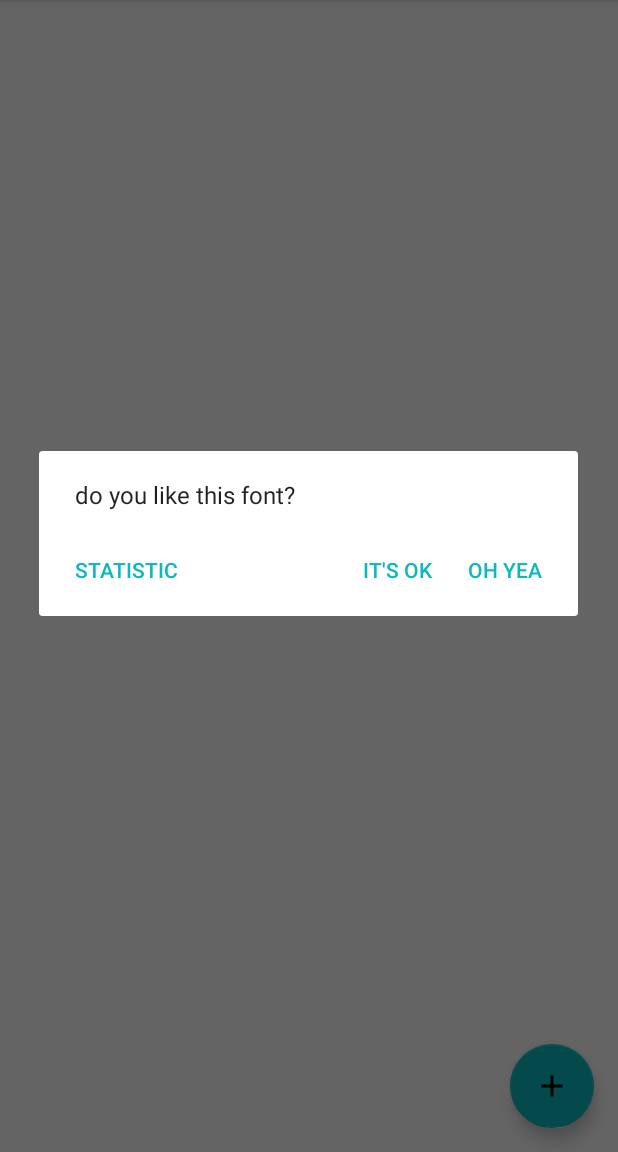
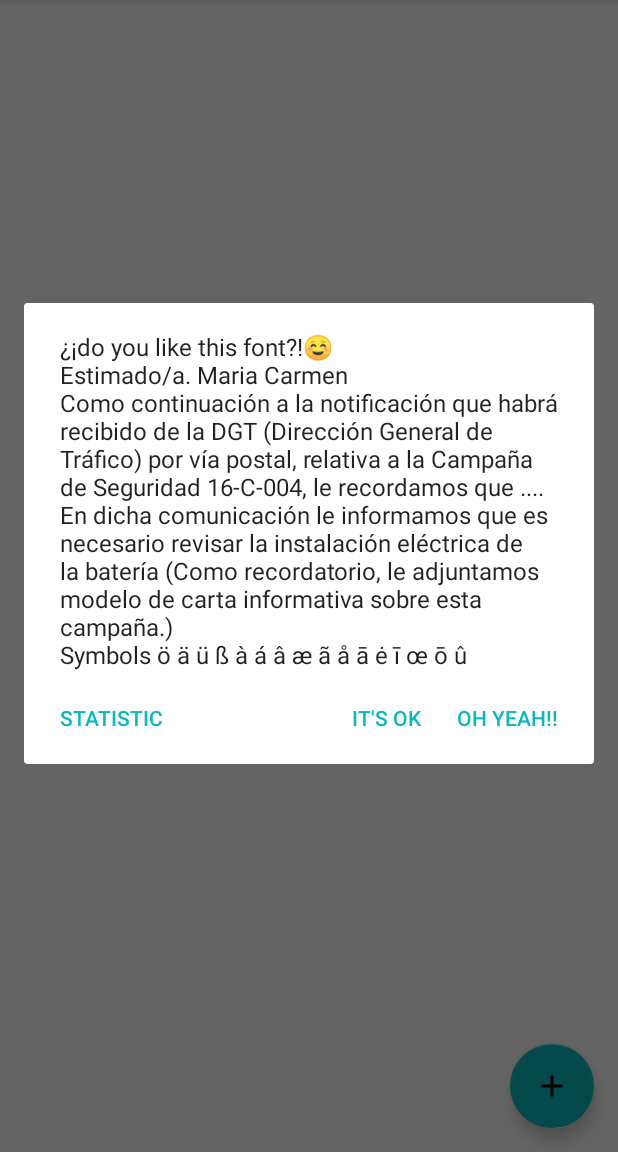
Before and after one commit to code-schreiber/QuickCode, an Android app: the screen it shows after launch (MainActivity), in the options menu, after a tap on "Show font dialog", on a phone screen of 412 x 824 dp, the part 84-1236 px from its top. Run offline under Robolectric (Android 15) with nearby library versions, the phone set to English and light mode, and no system bars; our stand-ins replace Firebase (no records; nobody signed in at launch, a user with empty details on screens opened directly), Timber, data binding; libraries missing offline, so code that uses them is left out: com.google.auto.value, com.squareup.leakcanary; 11 statements that could not run were skipped.

Commit message:
develop: Looking at different fonts

```diff
--- a/MyWearApplication/mobile/src/main/java/com/schreiber/code/seamless/aperol/db/SharedPreferencesWrapper.java
+++ b/MyWearApplication/mobile/src/main/java/com/schreiber/code/seamless/aperol/db/SharedPreferencesWrapper.java
@@ -25,7 +25,7 @@ public final class SharedPreferencesWrapper {
     }
 
     public static void clearAll(Context context) {
-        getDefaultPreferences(context).edit().clear().commit();
+        getEditor(context).clear().commit();
     }
 
     public static void registerPrefObserver(Context context, SharedPreferences.OnSharedPreferenceChangeListener listener) {
--- a/MyWearApplication/mobile/src/main/java/com/schreiber/code/seamless/aperol/util/TypefaceProvider.java
+++ b/MyWearApplication/mobile/src/main/java/com/schreiber/code/seamless/aperol/util/TypefaceProvider.java
@@ -45,12 +45,6 @@ public class TypefaceProvider {
             for (String s : fonts.keySet()) {
                 allFonts.put(s, fonts.get(s));
             }
-
-            int randomIndex = new Random().nextInt(fonts.size());
-            randomKey = (String) fonts.keySet().toArray()[randomIndex];
-            Font randomFont = fonts.get(randomKey);
-            fonts.clear();
-            fonts.put(randomKey, randomFont);
         }
     }
 
@@ -91,7 +85,7 @@ public class TypefaceProvider {
     public void setTypeface(TextView textView) {
         String defaultTypeface = "symbol";
         if (RANDOM_MODE) {
-            defaultTypeface = randomKey;
+            defaultTypeface = getARandomTypeface();
         }
         setTypeface(defaultTypeface, textView);
     }
@@ -99,9 +93,17 @@ public class TypefaceProvider {
     public void setTypeface(TextView textView, int style) {
         String defaultTypeface = "symbol";
         if (RANDOM_MODE) {
-            defaultTypeface = randomKey;
+            defaultTypeface = getARandomTypeface();
         }
         setTypeface(defaultTypeface, textView, style);
+    }
+
+    private String getARandomTypeface() {
+        if (randomKey == null) {
+            int randomIndex = new Random().nextInt(fonts.size());
+            randomKey = (String) fonts.keySet().toArray()[randomIndex];
+        }
+        return randomKey;
     }
 
     public void setTypeface(String fontName, TextView textView) {
@@ -121,11 +123,14 @@ public class TypefaceProvider {
         Logger.logError("No Typeface for " + style + " found in " + fonts);
     }
 
+    public void resetRandomKey() {
+        randomKey = null;
+    }
+
     @Nullable
     public String getCurrentFontName() {
-        if (fonts.size() == 1) {
-            String key = (String) fonts.keySet().toArray()[0];
-            return fonts.get(key).getName();
+        if (randomKey != null) {
+            return fonts.get(randomKey).getName();
         }
         return null;
     }
--- a/MyWearApplication/mobile/src/main/java/com/schreiber/code/seamless/aperol/view/common/view/dialog/FontStatisticDialogFragment.java
+++ b/MyWearApplication/mobile/src/main/java/com/schreiber/code/seamless/aperol/view/common/view/dialog/FontStatisticDialogFragment.java
@@ -14,6 +14,8 @@ import android.widget.Toast;
 
 import com.schreiber.code.seamless.aperol.db.SharedPreferencesWrapper;
 import com.schreiber.code.seamless.aperol.util.TypefaceProvider;
+
+import java.util.Set;
 
 
 public class FontStatisticDialogFragment extends DialogFragment {
@@ -45,7 +47,12 @@ public class FontStatisticDialogFragment extends DialogFragment {
     public Dialog onCreateDialog(Bundle savedInstanceState) {
         final Context context = getActivity();
         return new AlertDialog.Builder(context)
-                .setMessage("do you like this font?")
+                .setMessage("¿¡do you like this font?!" + "☺️" +
+                        "\nEstimado/a. Maria Carmen\n" +
+                        "Como continuación a la notificación que habrá recibido de la DGT (Dirección General de Tráfico) por vía postal, " +
+                        "relativa a la Campaña de Seguridad 16-C-004, le recordamos que ....\n" +
+                        "En dicha comunicación le informamos que es necesario revisar la instalación eléctrica de la batería (Como recordatorio, le adjuntamos modelo de carta informativa sobre esta campaña.)" +
+                        "\nSymbols ö ä ü ß à á â æ ã å ā ė ī œ ō û")
                 .setNegativeButton("it's ok", new DialogInterface.OnClickListener() {
                     @Override
                     public void onClick(DialogInterface dialog, int which) {
@@ -56,12 +63,13 @@ public class FontStatisticDialogFragment extends DialogFragment {
                 .setNeutralButton("statistic", new DialogInterface.OnClickListener() {
                     @Override
                     public void onClick(DialogInterface dialog, int which) {
-                        initStatistic(context);
+                        String fontstatistic = SharedPreferencesWrapper.getFontStatistic(context);
+                        initStatistic(context, fontstatistic);
                         Toast.makeText(context, SharedPreferencesWrapper.getFontStatistic(context), Toast.LENGTH_LONG).show();
                         mListener.onOkClicked(false);
                     }
                 })
-                .setPositiveButton("oh yea", new DialogInterface.OnClickListener() {
+                .setPositiveButton("oh yeah!!", new DialogInterface.OnClickListener() {
                     @Override
                     public void onClick(DialogInterface dialog, int which) {
                         addToStatistic(" |", context);
@@ -72,19 +80,21 @@ public class FontStatisticDialogFragment extends DialogFragment {
     }
 
     private void addToStatistic(String symbol, Context context) {
-        initStatistic(context);
         String fontstatistic = SharedPreferencesWrapper.getFontStatistic(context);
+        initStatistic(context, fontstatistic);
         String currentFontName = TypefaceProvider.getInstance(context).getCurrentFontName();
         if (currentFontName != null) {
             SharedPreferencesWrapper.setFontStatistic(context, fontstatistic.replace(currentFontName, currentFontName + symbol));
         }
     }
 
-    private void initStatistic(Context context) {
-        if (SharedPreferencesWrapper.getFontStatistic(context).isEmpty()) {
+    private void initStatistic(Context context, String fontstatistic) {
+        if (fontstatistic.isEmpty()) {
+            final Set<String> allFontNames = TypefaceProvider.getInstance(context).getAllFontNames();
             String initial = "";
-            for (String font : TypefaceProvider.getInstance(context).getAllFontNames()) {
-                initial += font + "\n";
+            int i = 1;
+            for (String font : allFontNames) {
+                initial += i++ + " " + font + "\n";
             }
             SharedPreferencesWrapper.setFontStatistic(context, initial);
         }
@@ -95,14 +105,17 @@ public class FontStatisticDialogFragment extends DialogFragment {
         super.onResume();
         Dialog dialog = getDialog();
         Context context = getContext();
+        TypefaceProvider provider = TypefaceProvider.getInstance(context);
+        provider.resetRandomKey();
+
         TextView view = (TextView) dialog.findViewById(android.R.id.message);
-        TypefaceProvider.getInstance(context).setTypeface(view, Typeface.NORMAL);
+        provider.setTypeface(view, Typeface.NORMAL);
         view = (TextView) dialog.findViewById(android.R.id.button1);
-        TypefaceProvider.getInstance(context).setTypeface(view, Typeface.BOLD);
+        provider.setTypeface(view, Typeface.BOLD);
         view = (TextView) dialog.findViewById(android.R.id.button2);
-        TypefaceProvider.getInstance(context).setTypeface(view, Typeface.ITALIC);
+        provider.setTypeface(view, Typeface.ITALIC);
         view = (TextView) dialog.findViewById(android.R.id.button3);
-        TypefaceProvider.getInstance(context).setTypeface(view, Typeface.BOLD_ITALIC);
+        provider.setTypeface(view, Typeface.BOLD_ITALIC);
     }
 
 }
```
